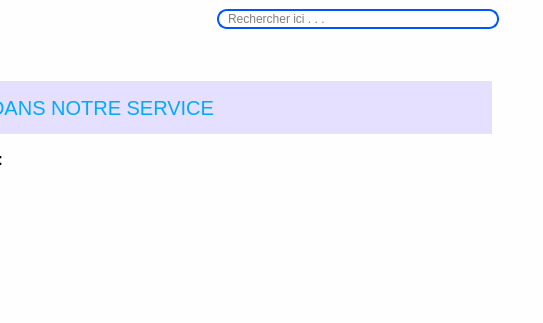
Before: the Qt Designer form views/main_window.ui in ninohantonio/Store-Management, drawn with Qt 5; both pictures show x 366 to 909 and y 0 to 323 of the 1367 by 701 pixel window.
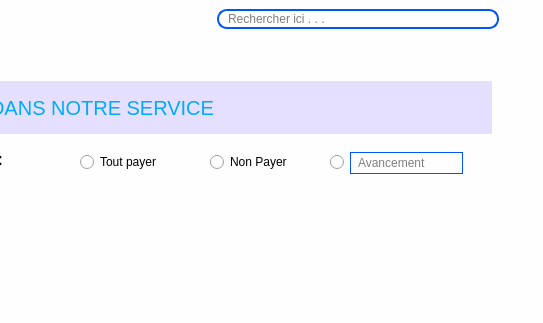
After: the same form once the commit is applied. Icons and pictures are not drawn. Custom widgets are drawn as their Qt base class.

Commit message: mode payement ui

```diff
--- a/views/main_window.ui
+++ b/views/main_window.ui
@@ -114,6 +114,11 @@
 	padding: 5px;
 	border-radius: 10px;
 	background-color: rgb(255, 220, 219);
+}
+
+#avance_field{
+	border: 1px solid rgb(0, 85, 255);
+	padding-left: 5px;
 }</string>
    </property>
    <layout class="QHBoxLayout" name="horizontalLayout">
@@ -858,6 +863,58 @@
             </size>
            </property>
           </widget>
+          <widget class="QRadioButton" name="tout_payer">
+           <property name="geometry">
+            <rect>
+             <x>240</x>
+             <y>100</y>
+             <width>89</width>
+             <height>20</height>
+            </rect>
+           </property>
+           <property name="text">
+            <string>Tout payer</string>
+           </property>
+          </widget>
+          <widget class="QRadioButton" name="non_payer">
+           <property name="geometry">
+            <rect>
+             <x>370</x>
+             <y>100</y>
+             <width>89</width>
+             <height>20</height>
+            </rect>
+           </property>
+           <property name="text">
+            <string>Non Payer</string>
+           </property>
+          </widget>
+          <widget class="QRadioButton" name="avancement">
+           <property name="geometry">
+            <rect>
+             <x>490</x>
+             <y>100</y>
+             <width>89</width>
+             <height>20</height>
+            </rect>
+           </property>
+           <property name="text">
+            <string/>
+           </property>
+          </widget>
+          <widget class="QLineEdit" name="avance_field">
+           <property name="geometry">
+            <rect>
+             <x>510</x>
+             <y>100</y>
+             <width>113</width>
+             <height>22</height>
+            </rect>
+           </property>
+           <property name="placeholderText">
+            <string>Avancement</string>
+           </property>
+          </widget>
          </widget>
          <widget class="QWidget" name="stockPage">
           <layout class="QVBoxLayout" name="verticalLayout_4">
```
The commit also changes 1 other file.
